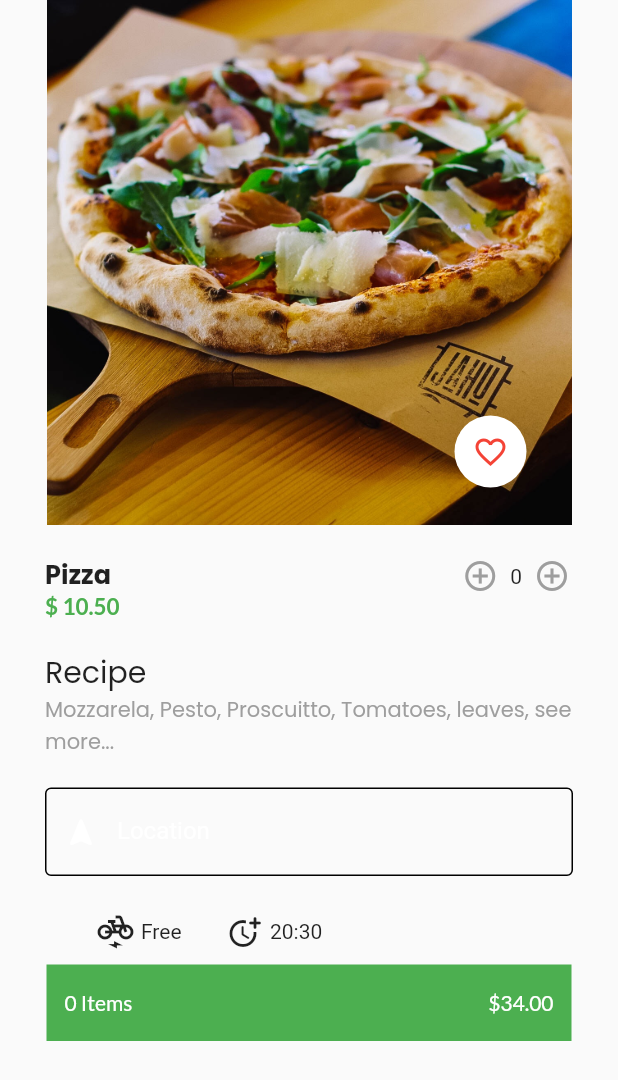
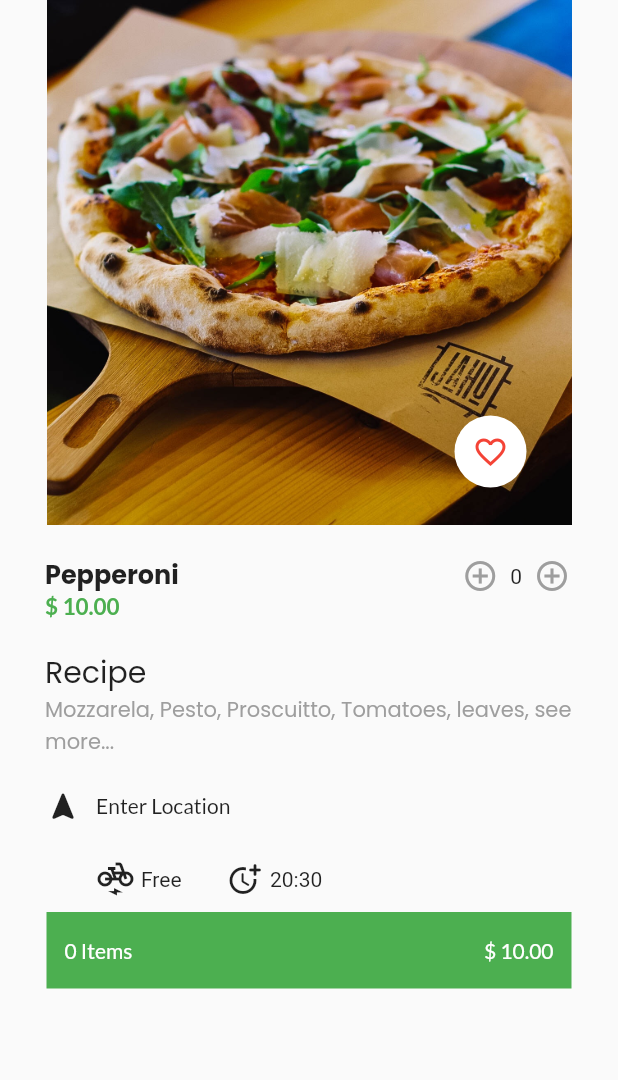
Before and after one commit to Wil-Wena/Pzza-Purchase-App, a Flutter app: the screen it shows after launch, after a tap on the "add circle outline" icon, on a phone screen of 412 x 824 dp. Shown: the top 1080 px of the screen. Run offline on Flutter 3.47's test engine with Material 2 defaults, Android fonts, the light colour scheme and no system bars; our stand-ins replace get, google_fonts, lottie.

Commit message:
Fixed some bugs in Pizza Card

```diff
--- a/lib/Screens/add_pizza_page.dart
+++ b/lib/Screens/add_pizza_page.dart
@@ -1,12 +1,19 @@
 //import 'dart:html';
 
 import 'package:flutter/material.dart';
+import 'package:get/get.dart';
 import 'package:google_fonts/google_fonts.dart';
 import 'package:pizza_purchase_app/widgets/pizzaCard.dart';
 
 class AddPizza extends StatefulWidget {
-  final String img;
-  const AddPizza({Key? key, required this.img}) : super(key: key);
+  final String img, pizzaName;
+  final String pizzaPrice;
+  AddPizza({
+    Key? key,
+    required this.img,
+    required this.pizzaName,
+    required this.pizzaPrice,
+  }) : super(key: key);
 
   @override
   State<AddPizza> createState() => _AddPizzaState();
@@ -63,12 +70,12 @@ class _AddPizzaState extends State<AddPizza> {
                     crossAxisAlignment: CrossAxisAlignment.start,
                     children: [
                       Text(
-                        "Pizza",
+                        widget.pizzaName,
                         style: GoogleFonts.poppins(
                             fontWeight: FontWeight.bold, fontSize: 17),
                       ),
                       Text(
-                        "\$ 10.50",
+                        widget.pizzaPrice,
                         style: GoogleFonts.lato(
                             fontWeight: FontWeight.bold,
                             fontSize: 15,
@@ -135,22 +142,22 @@ class _AddPizzaState extends State<AddPizza> {
                           GoogleFonts.poppins(fontSize: 14, color: Colors.grey),
                     ),
                     SizedBox(height: 20),
-                    TextField(
-                      decoration: InputDecoration(
-                          prefixIcon: Icon(Icons.navigation_rounded),
-                          label: Text("Location"),
-                          border: OutlineInputBorder()),
+                    // TextField(
+                    //   decoration: InputDecoration(
+                    //       prefixIcon: Icon(Icons.navigation_rounded),
+                    //       label: Text("Location"),
+                    //       border: OutlineInputBorder()),
+                    // ),
+                    Row(
+                      children: [
+                        Icon(Icons.navigation_rounded),
+                        SizedBox(width: 10),
+                        Text(
+                          "Enter Location",
+                          style: GoogleFonts.lato(fontWeight: FontWeight.w500),
+                        )
+                      ],
                     ),
-                    // Row(
-                    //   children: [
-                    //     Icon(Icons.navigation_rounded),
-                    //     SizedBox(width: 10),
-                    //     Text(
-                    //       "Enter Location",
-                    //       style: GoogleFonts.lato(fontWeight: FontWeight.w500),
-                    //     )
-                    //   ],
-                    // ),
 
                     SizedBox(height: 25),
                   ],
@@ -182,7 +189,7 @@ class _AddPizzaState extends State<AddPizza> {
                         style: GoogleFonts.lato(
                             fontWeight: FontWeight.w400, color: Colors.white)),
                     Text(
-                      "\$34.00",
+                      widget.pizzaPrice,
                       style: GoogleFonts.lato(
                           fontWeight: FontWeight.w400, color: Colors.white),
                     ),
--- a/lib/Screens/homepage.dart
+++ b/lib/Screens/homepage.dart
@@ -4,7 +4,7 @@ import 'package:pizza_purchase_app/widgets/Pizza_type.dart';
 import 'package:pizza_purchase_app/widgets/pizzaCard.dart';
 
 class HomePage extends StatelessWidget {
-  const HomePage({Key? key}) : super(key: key);
+  HomePage({Key? key}) : super(key: key);
 
   @override
   Widget build(BuildContext context) {
@@ -14,8 +14,9 @@ class HomePage extends StatelessWidget {
           child: Column(
             crossAxisAlignment: CrossAxisAlignment.start,
             children: [
+              SizedBox(height: 30),
               Padding(
-                padding: const EdgeInsets.fromLTRB(35, 0, 35, 0),
+                padding: const EdgeInsets.fromLTRB(20, 0, 20, 0),
                 child: Row(
                   mainAxisAlignment: MainAxisAlignment.spaceBetween,
                   children: const [
@@ -29,22 +30,41 @@ class HomePage extends StatelessWidget {
                 ),
               ),
               const SizedBox(height: 30),
-              Padding(
-                padding: const EdgeInsets.fromLTRB(35, 0, 35, 0),
+              SingleChildScrollView(
+                reverse: false,
+                scrollDirection: Axis.horizontal,
                 child: Row(
                   children: [
-                    PizzaType(pizzaType: "hi"),
-                    PizzaType(pizzaType: "hi"),
-                    PizzaType(pizzaType: "hi"),
-                    PizzaType(pizzaType: "hi"),
-                    PizzaType(pizzaType: "hi"),
-                    PizzaType(pizzaType: "hi"),
+                    Padding(
+                      padding: const EdgeInsets.fromLTRB(20, 0, 0, 0),
+                      child: (PizzaType(pizzaType: "hi")),
+                    ),
+                    Padding(
+                      padding: const EdgeInsets.fromLTRB(20, 0, 0, 0),
+                      child: PizzaType(pizzaType: "hi"),
+                    ),
+                    Padding(
+                      padding: const EdgeInsets.fromLTRB(20, 0, 0, 0),
+                      child: PizzaType(pizzaType: "hi"),
+                    ),
+                    Padding(
+                      padding: const EdgeInsets.fromLTRB(20, 0, 0, 0),
+                      child: PizzaType(pizzaType: "hi"),
+                    ),
+                    Padding(
+                      padding: const EdgeInsets.fromLTRB(20, 0, 0, 0),
+                      child: PizzaType(pizzaType: "hi"),
+                    ),
+                    Padding(
+                      padding: const EdgeInsets.fromLTRB(20, 0, 0, 0),
+                      child: PizzaType(pizzaType: "hi"),
+                    ),
                   ],
                 ),
               ),
               const SizedBox(height: 10),
               Padding(
-                padding: const EdgeInsets.fromLTRB(35, 0, 35, 0),
+                padding: const EdgeInsets.fromLTRB(20, 0, 0, 0),
                 child: Text(
                   "Delicious food for you",
                   style: GoogleFonts.lato(
@@ -64,25 +84,25 @@ class HomePage extends StatelessWidget {
                       return Column(
                         children: [
                           PizzaCard(
-                            "assets/pizza1.jpg",
-                            "\$ 10.00",
-                            "250 kcal",
-                            "Pepperoni",
-                            "4.80",
+                            image: "assets/pizza1.jpg",
+                            price: "\$ 10.00",
+                            calorie: "250 kcal",
+                            type: "Pepperoni",
+                            rating: "4.80",
                           ),
                           PizzaCard(
-                            "assets/pizza2.jpg",
-                            "\$ 10.00",
-                            "250 kcal",
-                            "Pepperoni",
-                            "4.80",
+                            image: "assets/pizza2.jpg",
+                            price: "\$ 20.00",
+                            calorie: "250 kcal",
+                            type: "Sausages",
+                            rating: "4.00",
                           ),
                           PizzaCard(
-                            "assets/pizza3.jpg",
-                            "\$ 10.00",
-                            "250 kcal",
-                            "Pepperoni",
-                            "4.80",
+                            image: "assets/pizza3.jpg",
+                            price: "\$ 15.00",
+                            calorie: "300 kcal",
+                            type: "Beef",
+                            rating: "4.50",
                           ),
                         ],
                       );
--- a/lib/widgets/Pizza_type.dart
+++ b/lib/widgets/Pizza_type.dart
@@ -16,9 +16,9 @@ class PizzaType extends StatefulWidget {
 class _PizzaTypeState extends State<PizzaType> {
   @override
   Widget build(BuildContext context) {
-    return Row(
-      children: [
-        Ink(
+    return SingleChildScrollView(
+      scrollDirection: Axis.horizontal,
+      child: Ink(
         child: InkWell(
           onTap: () {},
           child: Container(
@@ -35,10 +35,6 @@ class _PizzaTypeState extends State<PizzaType> {
           ),
         ),
       ),
-        SizedBox(
-          width: 10,
-        ),
-      ],
     );
   }
 }
--- a/lib/widgets/pizzaCard.dart
+++ b/lib/widgets/pizzaCard.dart
@@ -5,18 +5,38 @@ import 'package:get/instance_manager.dart';
 import 'package:google_fonts/google_fonts.dart';
 import 'package:pizza_purchase_app/Screens/add_pizza_page.dart';
 
-Widget PizzaCard(
-    String image, String price, String calorie, String type, String rating) {
-  return Column(
+var s, height, width;
+
+class PizzaCard extends StatelessWidget {
+  PizzaCard(
+      {Key? key,
+      required this.price,
+      required this.calorie,
+      required this.type,
+      required this.rating,
+      required this.image})
+      : super(key: key);
+  final String image;
+  final String price;
+  final String calorie;
+  final String type;
+  final String rating;
+  var s, height, width;
+  @override
+  Widget build(BuildContext context) {
+    //s = MediaQuery.of(context).size;
+    return Scaffold(
+      body: Column(
         children: [
           Container(
             // margin: EdgeInsets.all(5),
             decoration: BoxDecoration(
                 // border: Border.all(color: Colors.grey),
                 borderRadius: const BorderRadius.only(
-                topLeft: Radius.circular(10), topRight: Radius.circular(10)),
-            image:
-                DecorationImage(image: AssetImage(image), fit: BoxFit.cover)),
+                    topLeft: Radius.circular(10),
+                    topRight: Radius.circular(10)),
+                image: DecorationImage(
+                    image: AssetImage(image), fit: BoxFit.cover)),
             width: 338,
             height: 100,
             child: Stack(children: [
@@ -29,7 +49,8 @@ Widget PizzaCard(
                       color: Colors.white,
                       shape: BoxShape.rectangle,
                       borderRadius: BorderRadius.horizontal(
-                      left: Radius.circular(50), right: Radius.circular(50))),
+                          left: Radius.circular(50),
+                          right: Radius.circular(50))),
                   child: Row(
                       mainAxisAlignment: MainAxisAlignment.spaceEvenly,
                       children: [
@@ -84,7 +105,10 @@ Widget PizzaCard(
                       color: Colors.grey,
                     ),
                     const SizedBox(width: 10),
-                const Icon(Icons.flight_takeoff),
+                    const Icon(
+                      Icons.flight_land,
+                      color: Colors.red,
+                    ),
                     const SizedBox(width: 5),
                     Text(
                       calorie,
@@ -95,11 +119,16 @@ Widget PizzaCard(
                       mainAxisAlignment: MainAxisAlignment.spaceBetween,
                       crossAxisAlignment: CrossAxisAlignment.end,
                       children: [
-                    Icon(Icons.favorite_border_outlined, color: Colors.grey),
+                        Icon(Icons.favorite_border_outlined,
+                            color: Colors.grey),
                         SizedBox(height: 1),
                         GestureDetector(
                           onTap: () {
-                        Get.to(AddPizza(img: image));
+                            Get.to(AddPizza(
+                              img: image,
+                              pizzaName: type,
+                              pizzaPrice: price,
+                            ));
                           },
                           child: Icon(
                             Icons.add_circle_outline,
@@ -115,5 +144,7 @@ Widget PizzaCard(
             height: 10,
           )
         ],
+      ),
     );
   }
+}
```
Lines whose indentation alone changed are shown as unchanged.
